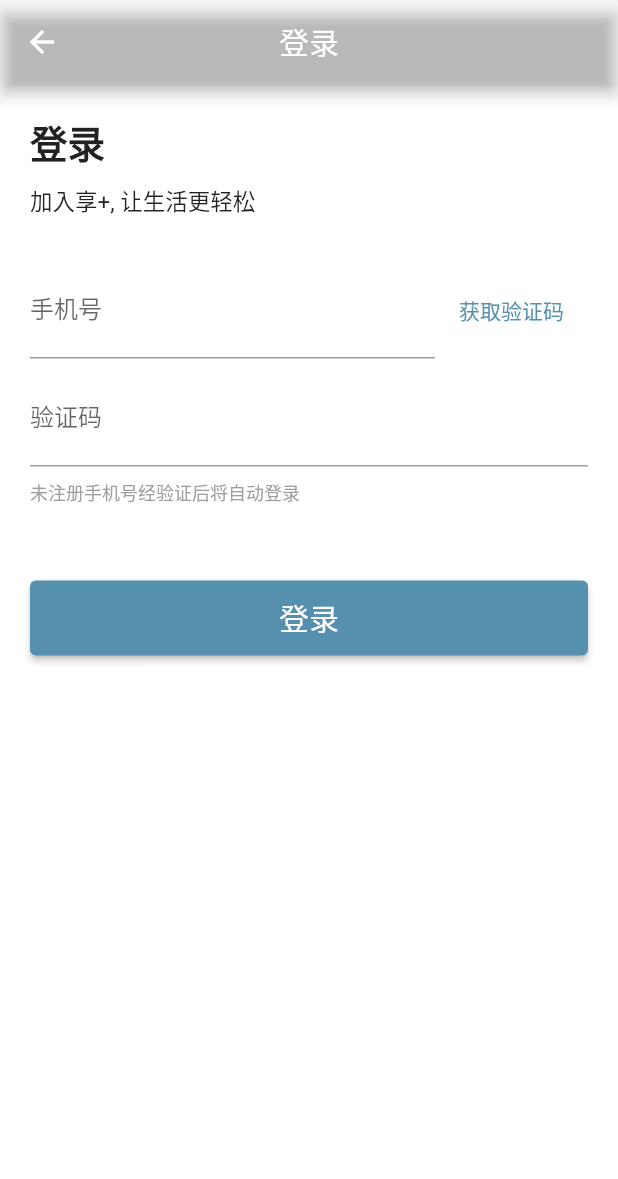
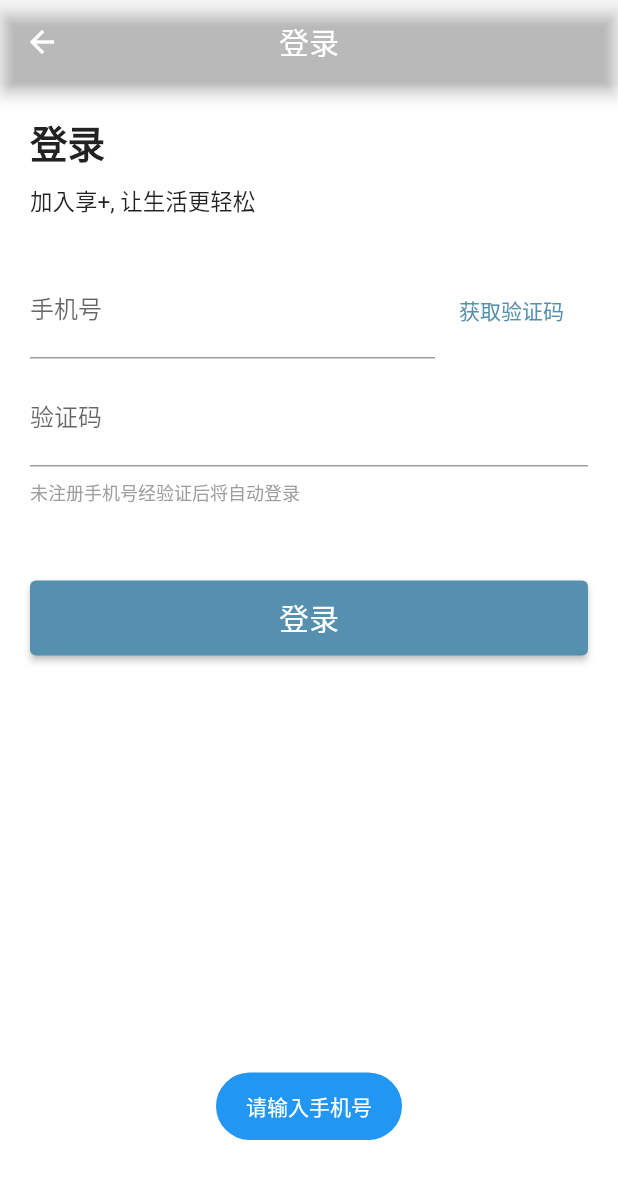
Before and after one commit to Hyricane/flutter_enjoy_plus, a Flutter app: the LoginPage screen opened by its route, after a tap on "登录", on a phone screen of 412 x 824 dp. Shown: the top 1179 px of the screen. Run offline on Flutter 3.47's test engine with Material 2 defaults, Android fonts, the phone set to English and light mode, and no system bars; our stand-ins replace dio, fluttertoast, shared_preferences; accounts and stored records are empty; network calls fail.

Commit message:
完成登录

```diff
--- a/lib/api/user.dart
+++ b/lib/api/user.dart
@@ -7,3 +7,8 @@ import 'package:enjoy_plus_flutter_7/utils/RequestDio.dart';
 sendCodeAPI(Map<String, dynamic> params) {
   return requestDio.get(HTTP_PATH.USER_SEND_CODE, params: params);
 }
+
+// loginAPI({'mobile': '123123123', 'code': '123123'})
+loginAPI(Map<String, dynamic> data) {
+  return requestDio.post(HTTP_PATH.USER_LOGIN_CODE, data: data);
+}
--- a/lib/constants/index.dart
+++ b/lib/constants/index.dart
@@ -11,6 +11,7 @@ class GlobalConstants {
 class HTTP_PATH {
   static const String HOME_NOTIFY_LIST = '/announcement';
   static const String USER_SEND_CODE = '/code';
+  static const String USER_LOGIN_CODE = '/login';
 }
 
 
--- a/lib/pages/login/index.dart
+++ b/lib/pages/login/index.dart
@@ -1,6 +1,7 @@
 import 'dart:async';
 
 import 'package:enjoy_plus_flutter_7/api/user.dart';
+import 'package:enjoy_plus_flutter_7/utils/TokenManager.dart';
 import 'package:flutter/material.dart';
 
 import '../../utils/PromptAction.dart';
@@ -91,6 +92,40 @@ class _LoginPageState extends State<LoginPage> {
     //   PromptAction.error('请输入正确的手机号');
     //   return;
     // }
+  }
+
+  Future<void> login() async {
+    if (phoneController.text.isEmpty) {
+      PromptAction.info('请输入手机号');
+      return;
+    }
+    if (codeController.text.isEmpty) {
+      PromptAction.info('请输入验证码');
+      return;
+    }
+    // 手机号格式校验
+    if (!RegExp(r'^1[3-9]\d{9}$').hasMatch(phoneController.text)) {
+      PromptAction.info('请输入正确的手机号');
+      return;
+    }
+    // 验证码格式校验
+    if (!RegExp(r'^\d{6}$').hasMatch(codeController.text)) {
+      PromptAction.info('请输入正确的验证码');
+      return;
+    }
+
+    var res = await loginAPI(
+        {'mobile': phoneController.text, 'code': codeController.text});
+    print(res);
+
+    // 提示
+    PromptAction.sucess('登录成功');
+
+    // 存token
+    tokenManager.setToken(res['token']);
+
+    // 跳转
+    Navigator.pop(context);
   }
 
   @override
@@ -193,7 +228,7 @@ class _LoginPageState extends State<LoginPage> {
 
                       // 验证手机号和验证码格式  正则
                       // 请求
-                      // login()
+                      login();
                     },
                     child: const Text(
                       '登录',
```
